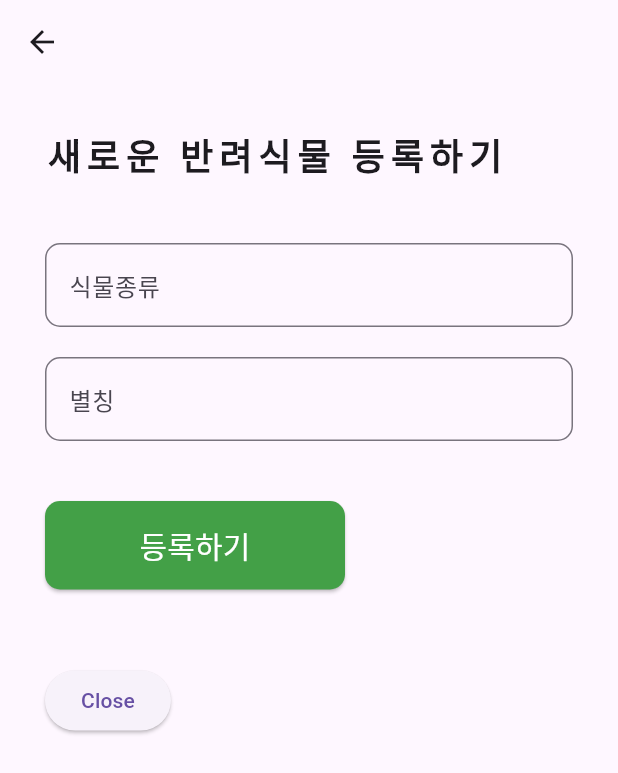
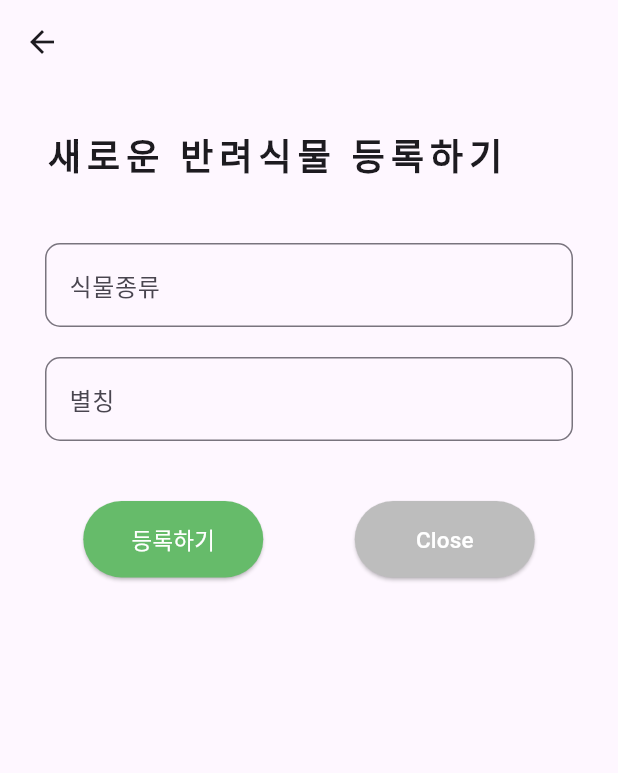
Before and after one commit to jsebal2/2024-SMHRD-IS-IoT-1-PM, a Flutter app: the AddPot screen opened directly, on a phone screen of 412 x 824 dp. Shown: the top 773 px of the screen. Run offline on Flutter 3.47's test engine with Material 3 defaults, Android fonts, the phone set to English and light mode, and no system bars; our stand-ins replace dio, flutter_secure_storage, table_calendar; missing offline and left inert: pm_project; accounts and stored records are empty; Roboto replaces fonts that are missing (눈누토끼); statements that could not run were skipped; project files that could hold a hidden picture were left out.

Commit message:
24.12.10 다영 이제 마지막 캘린더만 하면 끝

```diff
--- a/lib/mainPage/Pot.dart
+++ b/lib/mainPage/Pot.dart
@@ -71,7 +71,8 @@ class _AddPotState extends State<AddPot> {
       appBar: AppBar(
         title: Text(''),
       ),
-      body: Expanded(
+      body: SingleChildScrollView(
+        child: Expanded(
           child: Padding(
             padding: const EdgeInsets.all(30.0),
             child: Column(
@@ -110,31 +111,50 @@ class _AddPotState extends State<AddPot> {
                 ),
 
                 SizedBox(height: 40,),
-              SizedBox(
-                //width: double.infinity,
-                width: 200,
-                child: ElevatedButton(
+                    Center(
+                      child: Row(
+                        mainAxisAlignment: MainAxisAlignment.spaceEvenly,
+                        crossAxisAlignment: CrossAxisAlignment.center,
+                        children: [
+                          ElevatedButton(
                             onPressed: _signUp,
-                  child: Text('등록하기',style: TextStyle(fontFamily: '눈누토끼',color: Colors.white,fontSize: 20),),
+                            child: Text('등록하기',style: TextStyle(fontFamily: '눈누토끼',color: Colors.white,fontSize: 15),),
                             style: ElevatedButton.styleFrom(
-                      backgroundColor: Colors.green.shade600,
+                              minimumSize: Size(120, 50),
+                                backgroundColor: Colors.green.shade400,
                                 padding: EdgeInsets.all(15),
                                 shape: RoundedRectangleBorder(
-                          borderRadius: BorderRadius.circular(10)
+                                    borderRadius: BorderRadius.circular(40)
                                 )
                             ),
                           ),
-              ),
-
-              SizedBox(height: 50,),
-
+                          SizedBox(width: 10,),
                           ElevatedButton(
                             onPressed: () {
                               Navigator.of(context).pop(); // 모달 닫기
                             },
-                child: Text('Close'),
+                            child: Text('Close',style: TextStyle(fontFamily: '눈누토끼',color:Colors.white,fontSize: 15),),
+                            style: ElevatedButton.styleFrom(
+                              minimumSize: Size(120, 40),
+                                backgroundColor: Colors.grey.shade400,
+                                padding: EdgeInsets.all(15),
+                                shape: RoundedRectangleBorder(
+                                    borderRadius: BorderRadius.circular(40)
+                                )
                             ),
+                          ),
+
                         ],
+                      ),
+                    ),
+
+
+
+                SizedBox(height: 50,),
+
+
+              ],
+            ),
           ),
         ),
       ),
```
Also changed, not shown: lib/Diary/Calendar.dart (+9 -5 lines), lib/mainPage/function.dart (+19 -3 lines). Lines whose indentation alone changed are shown as unchanged.
